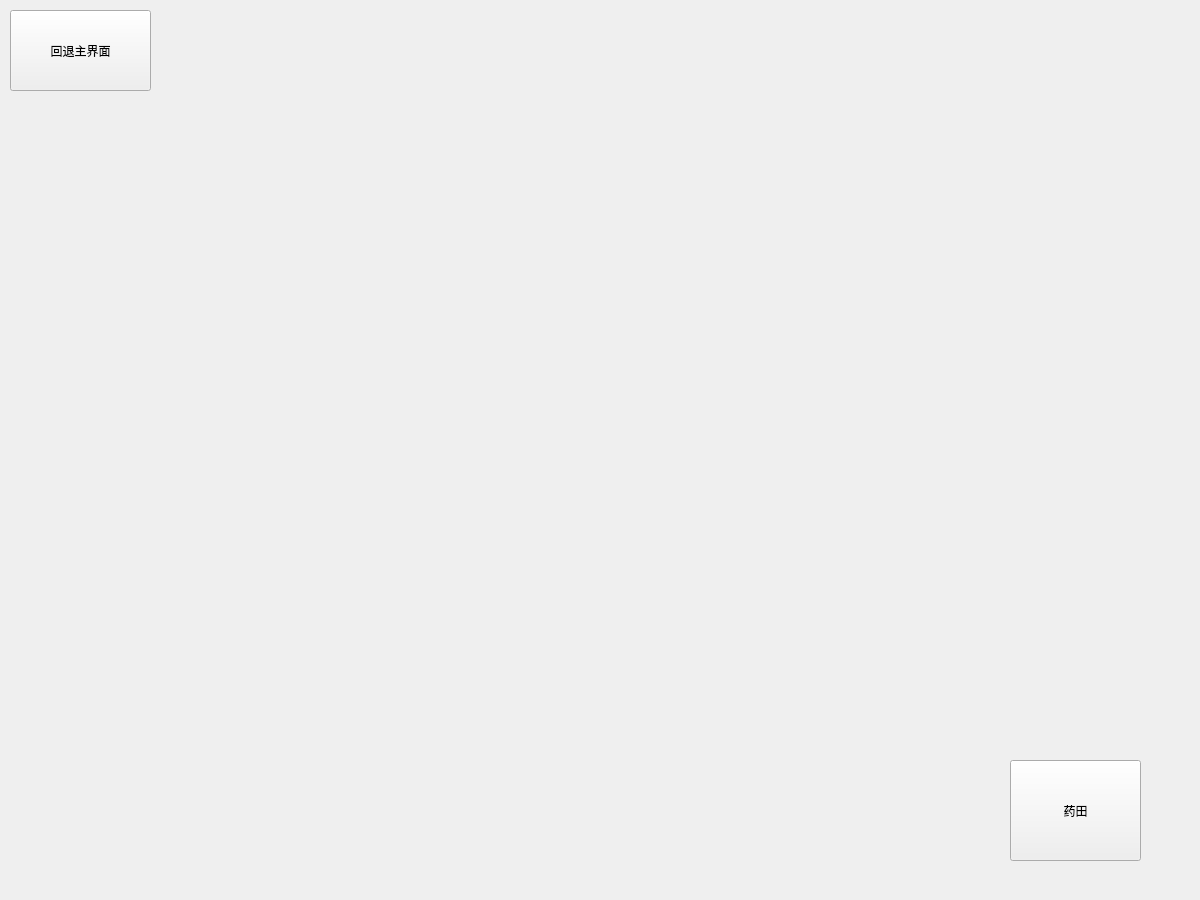
This is game_widget.ui in 3333339/CMS as Qt 5 draws it before an edit. The edited form follows.
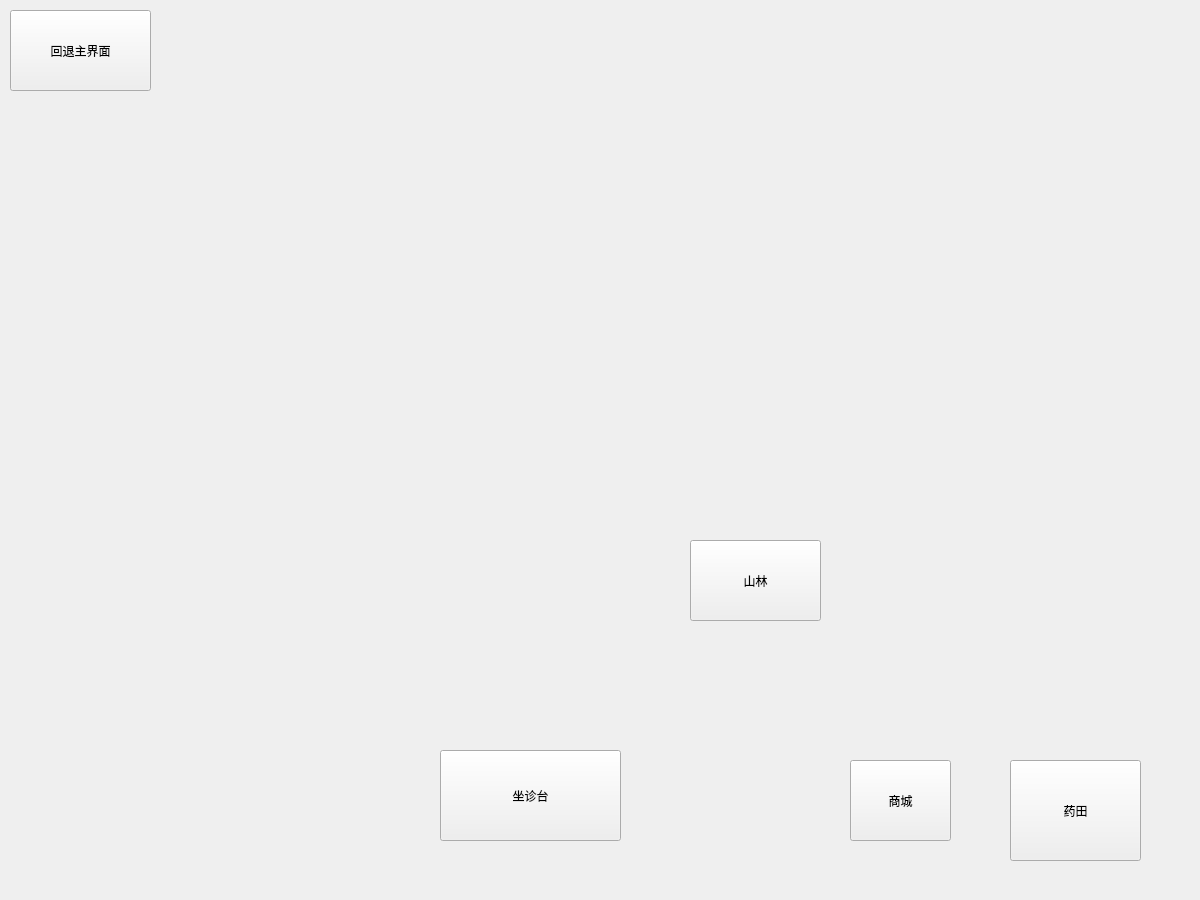
This is the edited form.

Commit message: 商城界面的创建

Diff of the .ui file:
```diff
--- a/game_widget.ui
+++ b/game_widget.ui
@@ -51,6 +51,45 @@
     <string>药田</string>
    </property>
   </widget>
+  <widget class="QPushButton" name="mall_button">
+   <property name="geometry">
+    <rect>
+     <x>850</x>
+     <y>760</y>
+     <width>101</width>
+     <height>81</height>
+    </rect>
+   </property>
+   <property name="text">
+    <string>商城</string>
+   </property>
+  </widget>
+  <widget class="QPushButton" name="mou_forest_button">
+   <property name="geometry">
+    <rect>
+     <x>690</x>
+     <y>540</y>
+     <width>131</width>
+     <height>81</height>
+    </rect>
+   </property>
+   <property name="text">
+    <string>山林</string>
+   </property>
+  </widget>
+  <widget class="QPushButton" name="sit_table_button">
+   <property name="geometry">
+    <rect>
+     <x>440</x>
+     <y>750</y>
+     <width>181</width>
+     <height>91</height>
+    </rect>
+   </property>
+   <property name="text">
+    <string>坐诊台</string>
+   </property>
+  </widget>
  </widget>
  <resources/>
  <connections/>
```
The commit also changes 10 other files.
